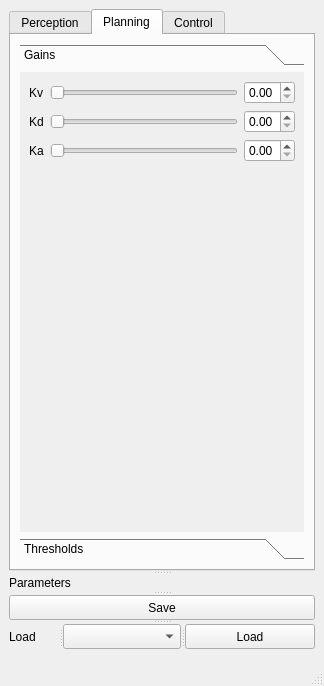
Above: perception_bolide/src_vizu/gui/ui_files/uiapp.ui from SorbonneUniversityBolideContributors/course_2024_pkgs before the change. Below: the same form after it.
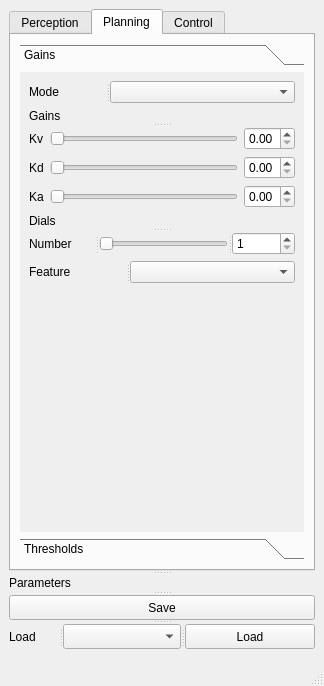
That is the form after the change. The open tabs and pages were chosen to show the change.

```diff
--- a/perception_bolide/src_vizu/gui/ui_files/uiapp.ui
+++ b/perception_bolide/src_vizu/gui/ui_files/uiapp.ui
@@ -556,6 +556,29 @@
             </attribute>
             <layout class="QVBoxLayout" name="verticalLayout_5">
              <item>
+              <widget class="QSplitter" name="splitter_13">
+               <property name="orientation">
+                <enum>Qt::Horizontal</enum>
+               </property>
+               <widget class="QLabel" name="label_36">
+                <property name="text">
+                 <string>Mode</string>
+                </property>
+               </widget>
+               <widget class="QComboBox" name="navModeComboBox"/>
+              </widget>
+             </item>
+             <item>
+              <widget class="QSplitter" name="splitter_14">
+               <property name="orientation">
+                <enum>Qt::Vertical</enum>
+               </property>
+               <widget class="QLabel" name="label_14">
+                <property name="text">
+                 <string>Gains</string>
+                </property>
+               </widget>
+               <widget class="QWidget" name="layoutWidget_5">
               <layout class="QGridLayout" name="gridLayout_6">
                <item row="0" column="1">
                 <widget class="QSlider" name="gainVitesseSlider">
@@ -605,14 +628,14 @@
                 </widget>
                </item>
                <item row="0" column="0">
-                <widget class="QLabel" name="label_14">
+                  <widget class="QLabel" name="label_32">
                  <property name="text">
                   <string>Kv</string>
                  </property>
                 </widget>
                </item>
                <item row="2" column="0">
-                <widget class="QLabel" name="label_32">
+                  <widget class="QLabel" name="label_37">
                  <property name="text">
                   <string>Ka</string>
                  </property>
@@ -639,6 +662,68 @@
                 </widget>
                </item>
               </layout>
+               </widget>
+              </widget>
+             </item>
+             <item>
+              <widget class="QSplitter" name="splitter_15">
+               <property name="orientation">
+                <enum>Qt::Vertical</enum>
+               </property>
+               <widget class="QLabel" name="label_38">
+                <property name="text">
+                 <string>Dials</string>
+                </property>
+               </widget>
+               <widget class="QWidget" name="layoutWidget_6">
+                <layout class="QVBoxLayout" name="verticalLayout_8">
+                 <item>
+                  <widget class="QSplitter" name="splitter_16">
+                   <property name="orientation">
+                    <enum>Qt::Horizontal</enum>
+                   </property>
+                   <widget class="QLabel" name="label_39">
+                    <property name="text">
+                     <string>Number</string>
+                    </property>
+                   </widget>
+                   <widget class="QSlider" name="numberDialsSlider">
+                    <property name="minimum">
+                     <number>1</number>
+                    </property>
+                    <property name="maximum">
+                     <number>90</number>
+                    </property>
+                    <property name="orientation">
+                     <enum>Qt::Horizontal</enum>
+                    </property>
+                   </widget>
+                   <widget class="QSpinBox" name="numberDialsSpinBox">
+                    <property name="minimum">
+                     <number>1</number>
+                    </property>
+                    <property name="maximum">
+                     <number>90</number>
+                    </property>
+                   </widget>
+                  </widget>
+                 </item>
+                 <item>
+                  <widget class="QSplitter" name="splitter_17">
+                   <property name="orientation">
+                    <enum>Qt::Horizontal</enum>
+                   </property>
+                   <widget class="QLabel" name="label_40">
+                    <property name="text">
+                     <string>Feature</string>
+                    </property>
+                   </widget>
+                   <widget class="QComboBox" name="featureDialsComboBox"/>
+                  </widget>
+                 </item>
+                </layout>
+               </widget>
+              </widget>
              </item>
              <item>
               <spacer name="verticalSpacer_3">
```
Left out of the diff: 2 changed lines with no effect on the pictures. Lines whose indentation alone changed are shown as unchanged.
